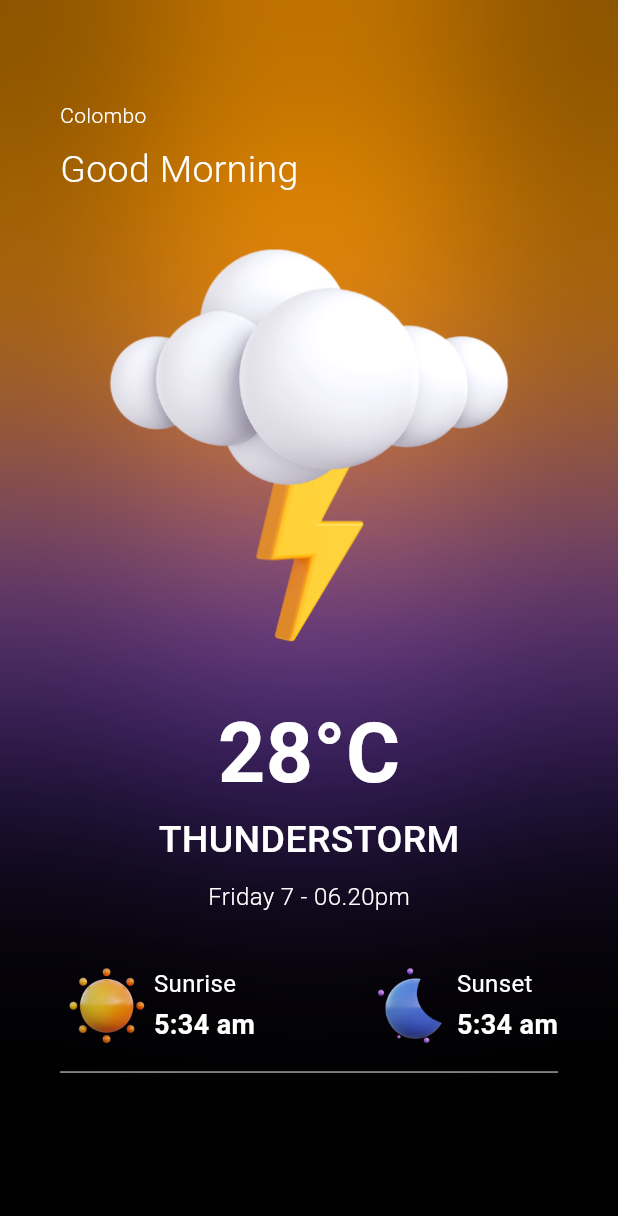
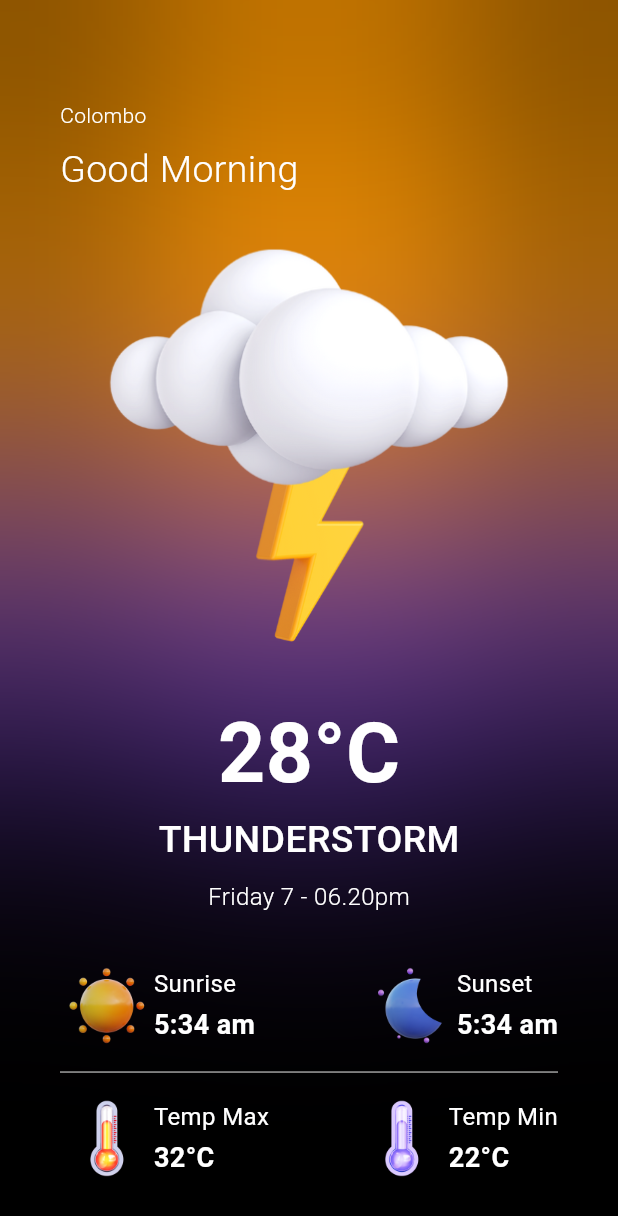
Before and after one commit to NovaLogics/weather-now-flutter-app, a Flutter app: the screen it shows after launch, on a phone screen of 412 x 824 dp. Shown: the top 1216 px of the screen. Run offline on Flutter 3.47's test engine with Material 3 defaults, Android fonts, the phone set to English and light mode, and no system bars; our stand-ins replace bloc, equatable.

Commit message:
feat [ui]: Add Max and Min temperature UI components

```diff
--- a/lib/screens/home_screen.dart
+++ b/lib/screens/home_screen.dart
@@ -185,6 +185,73 @@ class HomeScreen extends StatelessWidget {
                         color: Colors.grey,
                       ),
                     ),
+                     Row(
+                      mainAxisAlignment: MainAxisAlignment.spaceBetween,
+                      children: [
+                        Row(
+                          children: [
+                            Image.asset(
+                              "assets/13.png",
+                              scale: 8,
+                            ),
+                            const SizedBox(height: 5),
+                            const Column(
+                              crossAxisAlignment: CrossAxisAlignment.start,
+                              children: [
+                                Text(
+                                  "Temp Max",
+                                  style: TextStyle(
+                                    color: Colors.white,
+                                   fontSize: 16,
+                                    fontWeight: FontWeight.w400,
+                                  ),
+                                ),
+                                    const SizedBox(height: 3),
+                                    Text(
+                                  "32°C",
+                                  style: TextStyle(
+                                    color: Colors.white,
+                                    fontSize: 18,
+                                    fontWeight: FontWeight.w700,
+                                  ),
+                                ),
+                              ],
+                            )
+                          ],
+                        ),
+                         Row(
+                          children: [
+                            Image.asset(
+                              "assets/14.png",
+                              scale: 8,
+                            ),
+                            const SizedBox(height: 5),
+                            const Column(
+                              crossAxisAlignment: CrossAxisAlignment.start,
+                              children: [
+                                Text(
+                                  "Temp Min",
+                                  style: TextStyle(
+                                    color: Colors.white,
+                                    fontSize: 16,
+                                    fontWeight: FontWeight.w400,
+                                  ),
+                                ),
+                                    const SizedBox(height: 3),
+                                    Text(
+                                  "22°C",
+                                  style: TextStyle(
+                                    color: Colors.white,
+                                    fontSize: 18,
+                                    fontWeight: FontWeight.w700,
+                                  ),
+                                ),
+                              ],
+                            )
+                          ],
+                        ),
+                      ],
+                    ),
                   ],
                 ),
               )
```
